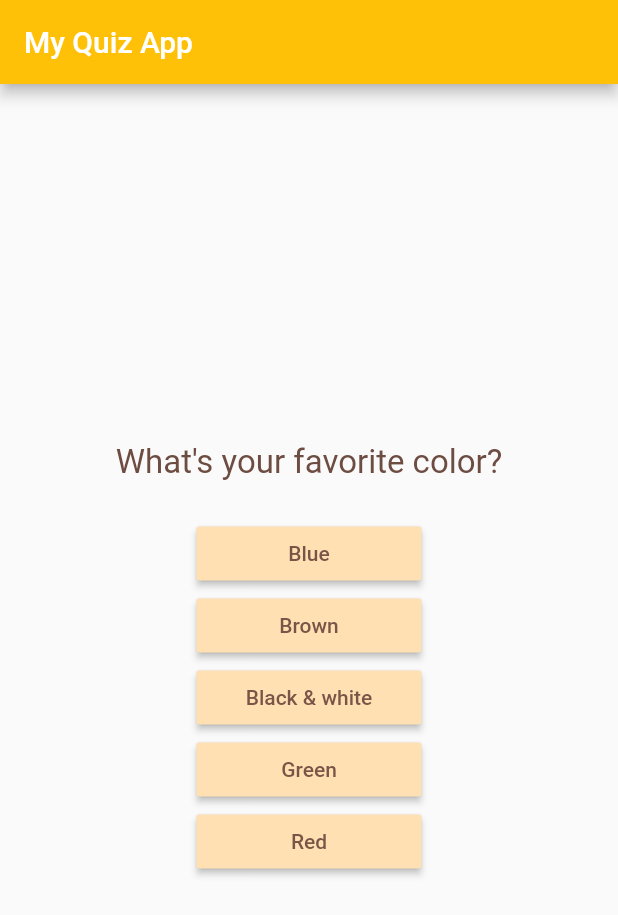
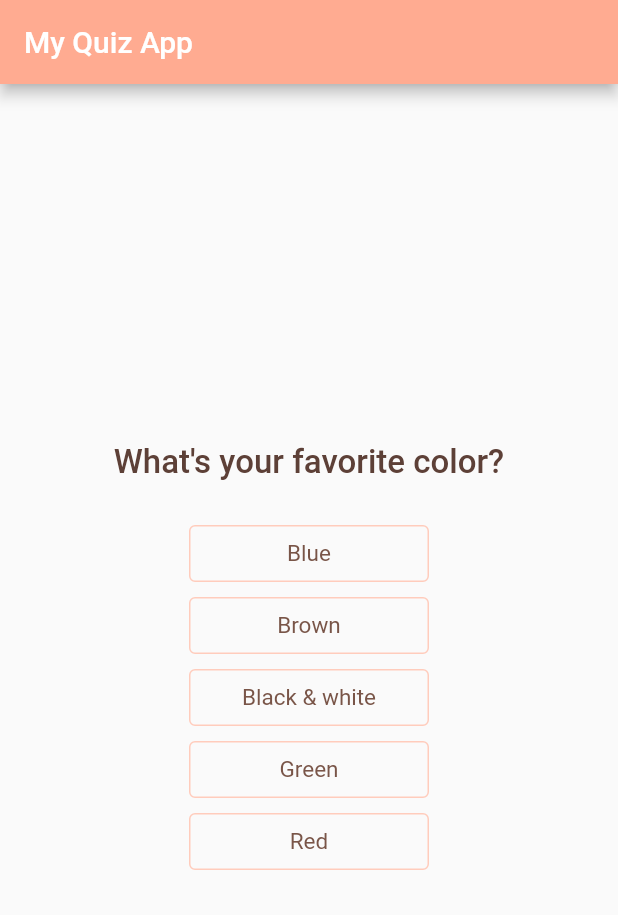
Before and after one commit to Axxmk/learning-flutter, a Flutter app: the screen it shows after launch, on a phone screen of 412 x 824 dp. Shown: the top 915 px of the screen. Run offline on Flutter 3.47's test engine with Material 2 defaults, Android fonts, the phone set to English and light mode, and no system bars.

Commit message:
[update] styling

```diff
--- a/myQuiz/lib/answer.dart
+++ b/myQuiz/lib/answer.dart
@@ -1,7 +1,7 @@
 import 'package:flutter/material.dart';
 
 class Answer extends StatelessWidget {
-  final Function selectHandler;
+  final VoidCallback selectHandler;
   final String answerText;
 
   Answer(this.selectHandler, this.answerText);
@@ -9,10 +9,20 @@ class Answer extends StatelessWidget {
   @override
   Widget build(BuildContext context) {
     return Container(
-      width: 150,
-      child: RaisedButton(
-        color: Colors.orange[100],
-        textColor: Colors.brown[500],
+      width: 160,
+      child: OutlinedButton(
+        style: OutlinedButton.styleFrom(
+          side: BorderSide(
+            color: Colors.deepOrange[100],
+          ),
+          padding: EdgeInsets.symmetric(
+            vertical: 10,
+          ),
+          primary: Colors.brown[500],
+          textStyle: TextStyle(
+            fontSize: 15,
+          ),
+        ),
         child: Text(answerText),
         onPressed: selectHandler,
       ),
--- a/myQuiz/lib/main.dart
+++ b/myQuiz/lib/main.dart
@@ -38,7 +38,7 @@ class _MyAppState extends State<MyApp> {
       ],
     },
     {
-      "question": "what's your favourite drink?",
+      "question": "What's your favourite drink?",
       "answers": [
         {'text': 'Coffee', 'score': 3},
         {'text': 'Coke', 'score': 15},
@@ -47,7 +47,7 @@ class _MyAppState extends State<MyApp> {
       ],
     },
     {
-      "question": "what's your favourite seasons?",
+      "question": "What's your favourite seasons?",
       "answers": [
         {'text': 'Winter', 'score': 15},
         {'text': 'Summer', 'score': 10},
@@ -88,7 +88,7 @@ class _MyAppState extends State<MyApp> {
     _totalScore += score;
 
     setState(() {
-      _questionIndex += 1;
+      _questionIndex++;
     });
 
     if (_questionIndex < _questionList.length) {
@@ -104,7 +104,7 @@ class _MyAppState extends State<MyApp> {
       home: Scaffold(
         appBar: AppBar(
           title: Text('My Quiz App'),
-          backgroundColor: Colors.amber,
+          backgroundColor: Colors.deepOrange[200],
         ),
         body: _questionIndex < _questionList.length
             ? Quiz(
--- a/myQuiz/lib/question.dart
+++ b/myQuiz/lib/question.dart
@@ -15,7 +15,8 @@ class Question extends StatelessWidget {
         textAlign: TextAlign.center,
         style: TextStyle(
           fontSize: 22,
-          color: Colors.brown[600],
+          color: Colors.brown[700],
+          fontWeight: FontWeight.w500,
         ),
       ),
     );
```
Also changed, not shown: myQuiz/lib/favorite.dart (+3 -4 lines), myQuiz/lib/result.dart (+30 -21 lines), myQuiz/pubspec.lock, 3 other files.
